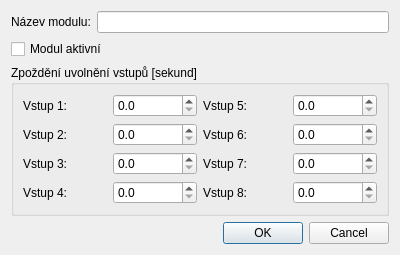
Old version of the form form/input-module-edit.ui in the repository kmzbrnoI/rcs-lib-XpressNET-qt.
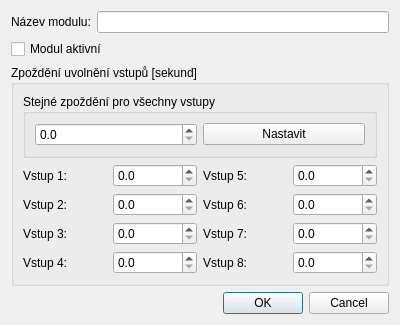
New version of the form.

Commit message: fInModule: allow to set time for all inputs.

```diff
--- a/form/input-module-edit.ui
+++ b/form/input-module-edit.ui
@@ -7,7 +7,7 @@
     <x>0</x>
     <y>0</y>
     <width>400</width>
-    <height>250</height>
+    <height>310</height>
    </rect>
   </property>
   <property name="windowTitle">
@@ -30,49 +30,47 @@
       <string>Zpoždění uvolnění vstupů [sekund]</string>
      </property>
      <layout class="QGridLayout" name="gridLayout">
-      <item row="3" column="0">
-       <widget class="QLabel" name="label_5">
-        <property name="text">
-         <string>Vstup 4:</string>
-        </property>
-       </widget>
-      </item>
-      <item row="3" column="2">
-       <widget class="QLabel" name="label_9">
-        <property name="text">
-         <string>Vstup 8:</string>
-        </property>
-       </widget>
-      </item>
-      <item row="0" column="2">
-       <widget class="QLabel" name="label_8">
-        <property name="text">
-         <string>Vstup 5:</string>
-        </property>
-       </widget>
-      </item>
-      <item row="0" column="0">
-       <widget class="QLabel" name="label_2">
-        <property name="text">
-         <string>Vstup 1:</string>
-        </property>
-       </widget>
-      </item>
-      <item row="2" column="2">
-       <widget class="QLabel" name="label_7">
-        <property name="text">
-         <string>Vstup 7:</string>
-        </property>
-       </widget>
-      </item>
-      <item row="1" column="0">
+      <item row="2" column="0">
        <widget class="QLabel" name="label_3">
         <property name="text">
          <string>Vstup 2:</string>
         </property>
        </widget>
       </item>
-      <item row="3" column="1">
+      <item row="1" column="3">
+       <widget class="QDoubleSpinBox" name="dsb_ind5">
+        <property name="decimals">
+         <number>1</number>
+        </property>
+        <property name="maximum">
+         <double>9.900000000000000</double>
+        </property>
+        <property name="singleStep">
+         <double>0.100000000000000</double>
+        </property>
+       </widget>
+      </item>
+      <item row="2" column="1">
+       <widget class="QDoubleSpinBox" name="dsb_ind2">
+        <property name="decimals">
+         <number>1</number>
+        </property>
+        <property name="maximum">
+         <double>9.900000000000000</double>
+        </property>
+        <property name="singleStep">
+         <double>0.100000000000000</double>
+        </property>
+       </widget>
+      </item>
+      <item row="1" column="0">
+       <widget class="QLabel" name="label_2">
+        <property name="text">
+         <string>Vstup 1:</string>
+        </property>
+       </widget>
+      </item>
+      <item row="4" column="1">
        <widget class="QDoubleSpinBox" name="dsb_ind4">
         <property name="decimals">
          <number>1</number>
@@ -85,7 +83,27 @@
         </property>
        </widget>
       </item>
-      <item row="0" column="1">
+      <item row="3" column="3">
+       <widget class="QDoubleSpinBox" name="dsb_ind7">
+        <property name="decimals">
+         <number>1</number>
+        </property>
+        <property name="maximum">
+         <double>9.900000000000000</double>
+        </property>
+        <property name="singleStep">
+         <double>0.100000000000000</double>
+        </property>
+       </widget>
+      </item>
+      <item row="2" column="2">
+       <widget class="QLabel" name="label_6">
+        <property name="text">
+         <string>Vstup 6:</string>
+        </property>
+       </widget>
+      </item>
+      <item row="1" column="1">
        <widget class="QDoubleSpinBox" name="dsb_ind1">
         <property name="decimals">
          <number>1</number>
@@ -98,60 +116,28 @@
         </property>
        </widget>
       </item>
-      <item row="2" column="0">
+      <item row="4" column="0">
+       <widget class="QLabel" name="label_5">
+        <property name="text">
+         <string>Vstup 4:</string>
+        </property>
+       </widget>
+      </item>
+      <item row="3" column="0">
        <widget class="QLabel" name="label_4">
         <property name="text">
          <string>Vstup 3:</string>
         </property>
        </widget>
       </item>
-      <item row="1" column="1">
-       <widget class="QDoubleSpinBox" name="dsb_ind2">
-        <property name="decimals">
-         <number>1</number>
-        </property>
-        <property name="maximum">
-         <double>9.900000000000000</double>
-        </property>
-        <property name="singleStep">
-         <double>0.100000000000000</double>
-        </property>
-       </widget>
-      </item>
       <item row="1" column="2">
-       <widget class="QLabel" name="label_6">
+       <widget class="QLabel" name="label_8">
         <property name="text">
-         <string>Vstup 6:</string>
+         <string>Vstup 5:</string>
         </property>
        </widget>
       </item>
-      <item row="1" column="3">
-       <widget class="QDoubleSpinBox" name="dsb_ind6">
-        <property name="decimals">
-         <number>1</number>
-        </property>
-        <property name="maximum">
-         <double>9.900000000000000</double>
-        </property>
-        <property name="singleStep">
-         <double>0.100000000000000</double>
-        </property>
-       </widget>
-      </item>
-      <item row="2" column="3">
-       <widget class="QDoubleSpinBox" name="dsb_ind7">
-        <property name="decimals">
-         <number>1</number>
-        </property>
-        <property name="maximum">
-         <double>9.900000000000000</double>
-        </property>
-        <property name="singleStep">
-         <double>0.100000000000000</double>
-        </property>
-       </widget>
-      </item>
-      <item row="2" column="1">
+      <item row="3" column="1">
        <widget class="QDoubleSpinBox" name="dsb_ind3">
         <property name="decimals">
          <number>1</number>
@@ -164,7 +150,34 @@
         </property>
        </widget>
       </item>
-      <item row="3" column="3">
+      <item row="2" column="3">
+       <widget class="QDoubleSpinBox" name="dsb_ind6">
+        <property name="decimals">
+         <number>1</number>
+        </property>
+        <property name="maximum">
+         <double>9.900000000000000</double>
+        </property>
+        <property name="singleStep">
+         <double>0.100000000000000</double>
+        </property>
+       </widget>
+      </item>
+      <item row="3" column="2">
+       <widget class="QLabel" name="label_7">
+        <property name="text">
+         <string>Vstup 7:</string>
+        </property>
+       </widget>
+      </item>
+      <item row="4" column="2">
+       <widget class="QLabel" name="label_9">
+        <property name="text">
+         <string>Vstup 8:</string>
+        </property>
+       </widget>
+      </item>
+      <item row="4" column="3">
        <widget class="QDoubleSpinBox" name="dsb_ind8">
         <property name="decimals">
          <number>1</number>
@@ -177,17 +190,33 @@
         </property>
        </widget>
       </item>
-      <item row="0" column="3">
-       <widget class="QDoubleSpinBox" name="dsb_ind5">
-        <property name="decimals">
-         <number>1</number>
+      <item row="0" column="0" colspan="4">
+       <widget class="QGroupBox" name="groupBox">
+        <property name="title">
+         <string>Stejné zpoždění pro všechny vstupy</string>
         </property>
-        <property name="maximum">
-         <double>9.900000000000000</double>
-        </property>
-        <property name="singleStep">
-         <double>0.100000000000000</double>
-        </property>
+        <layout class="QGridLayout" name="gridLayout_3">
+         <item row="0" column="0">
+          <widget class="QDoubleSpinBox" name="dsb_united_time">
+           <property name="decimals">
+            <number>1</number>
+           </property>
+           <property name="maximum">
+            <double>9.900000000000000</double>
+           </property>
+           <property name="singleStep">
+            <double>0.100000000000000</double>
+           </property>
+          </widget>
+         </item>
+         <item row="0" column="1">
+          <widget class="QPushButton" name="b_united_time_set">
+           <property name="text">
+            <string>Nastavit</string>
+           </property>
+          </widget>
+         </item>
+        </layout>
        </widget>
       </item>
      </layout>
```
Left out of the diff: 2 changed lines with no effect on the pictures. The commit also changes 2 other files.
